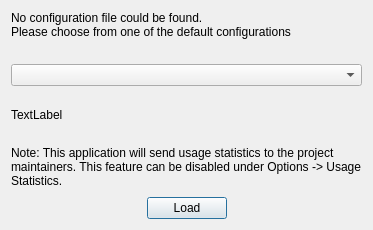
d-ronin/dRonin, file ground/gcs/src/plugins/coreplugin/dialogs/importsettings.ui: the form before one commit.
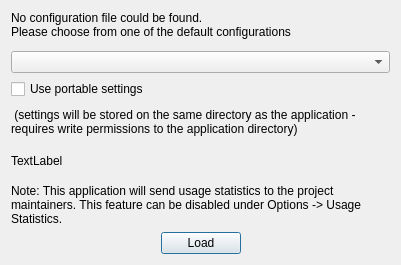
The form after the commit.

Commit message: GCS/ImportSettings handle portable(local) settings file

Diff of the .ui file:
```diff
--- a/ground/gcs/src/plugins/coreplugin/dialogs/importsettings.ui
+++ b/ground/gcs/src/plugins/coreplugin/dialogs/importsettings.ui
@@ -6,8 +6,8 @@
    <rect>
     <x>0</x>
     <y>0</y>
-    <width>373</width>
-    <height>230</height>
+    <width>401</width>
+    <height>265</height>
    </rect>
   </property>
   <property name="windowTitle">
@@ -31,6 +31,23 @@
    <item>
     <widget class="QComboBox" name="cbConfigs"/>
    </item>
+   <item>
+    <widget class="QCheckBox" name="cb_usePortableSettings">
+     <property name="text">
+      <string>Use portable settings</string>
+     </property>
+    </widget>
+   </item>
+   <item>
+    <widget class="QLabel" name="label_2">
+     <property name="text">
+      <string> (settings will be stored on the same directory as the application - requires write permissions to the application directory)</string>
+     </property>
+     <property name="wordWrap">
+      <bool>true</bool>
+     </property>
+    </widget>
+   </item>
    <item>
     <widget class="QLabel" name="lblDetails">
      <property name="text">
```
The commit also changes 2 other files.
